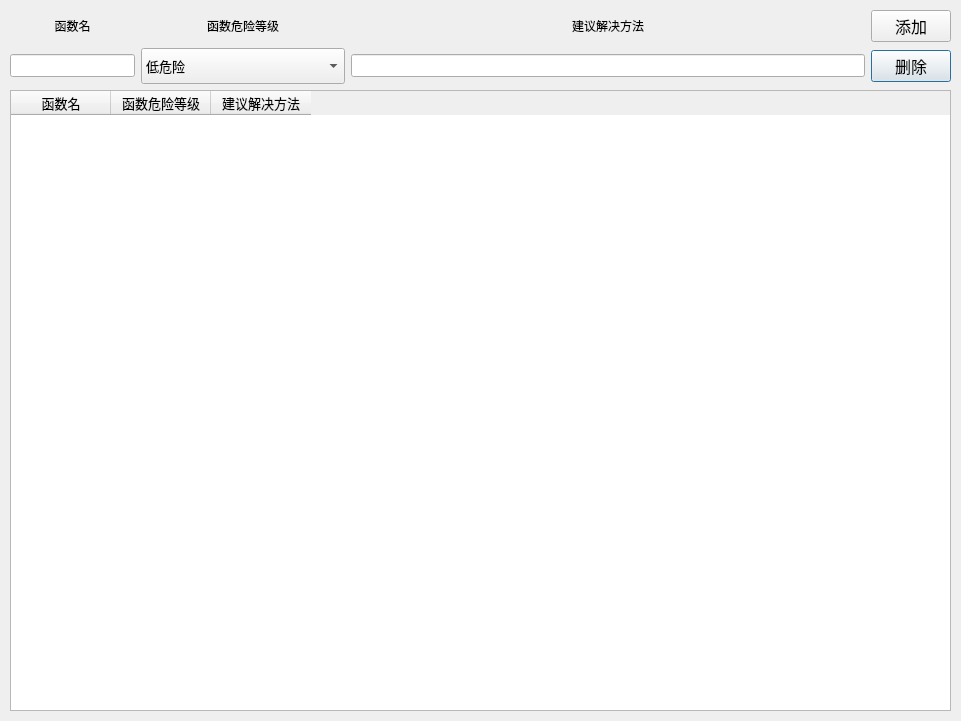
Old version of the form src/ui/py_ui/manage.ui in the repository daxuanzi515/CodeReview.
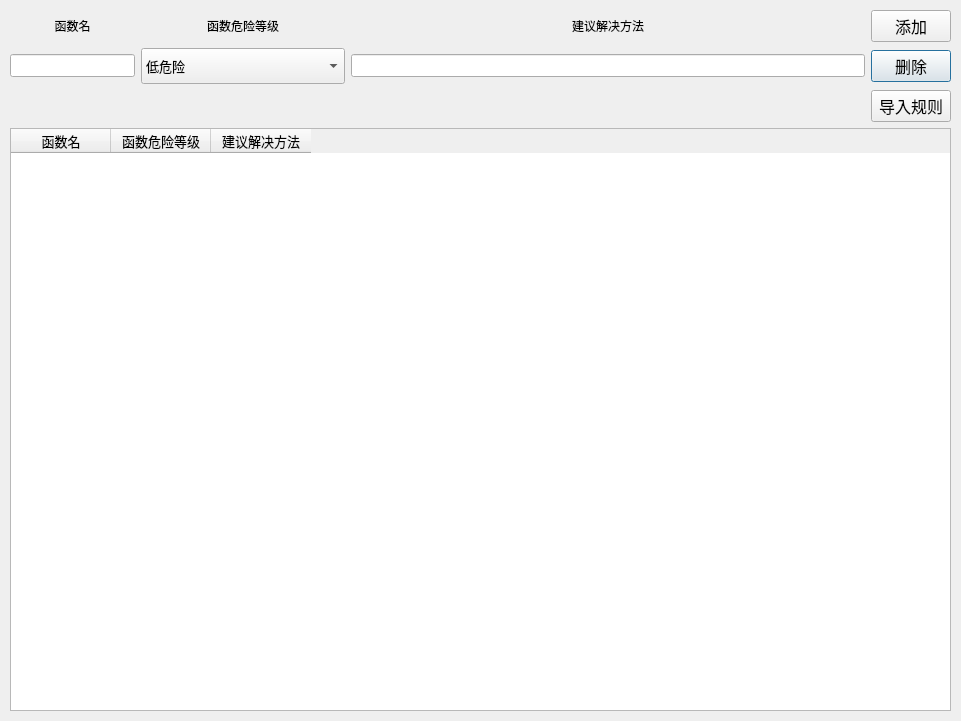
New version of the form.

Patch:
```diff
--- a/src/ui/py_ui/manage.ui
+++ b/src/ui/py_ui/manage.ui
@@ -160,6 +160,18 @@
         </property>
        </widget>
       </item>
+      <item row="2" column="3">
+       <widget class="QPushButton" name="defined_rule">
+        <property name="font">
+         <font>
+          <pointsize>12</pointsize>
+         </font>
+        </property>
+        <property name="text">
+         <string>导入规则</string>
+        </property>
+       </widget>
+      </item>
      </layout>
     </item>
     <item>
```
Left out of the diff: 116 changed lines with no effect on the pictures.
